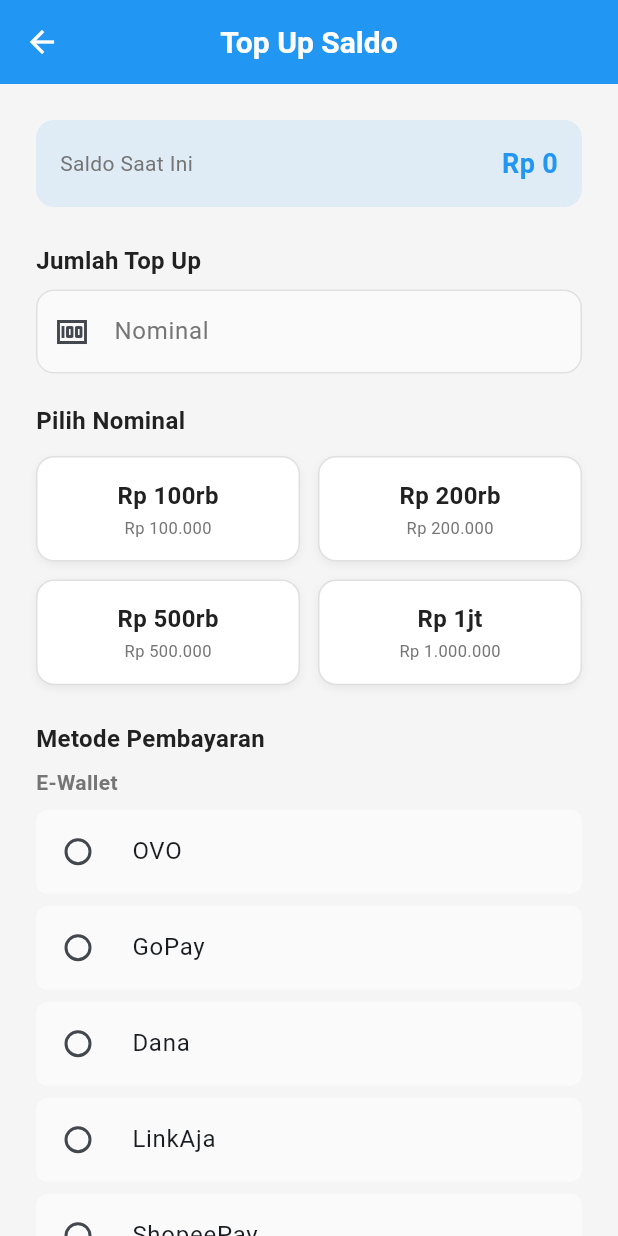
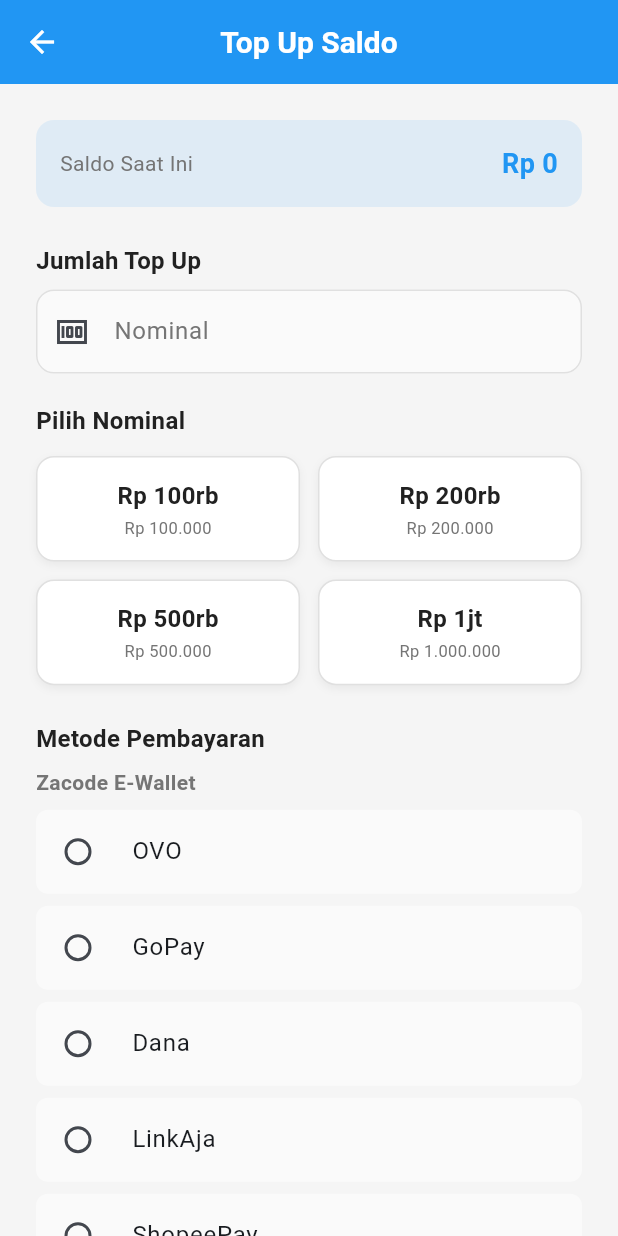
Before and after one commit to Sanjaee/MOBILE-Ewallet-Xendit, a Flutter app: the TopupScreen screen opened directly, on a phone screen of 412 x 824 dp. Run offline on Flutter 3.47's test engine with Material 3 defaults, Android fonts, the phone set to English and light mode, and no system bars; our stand-ins replace flutter_local_notifications, flutter_spinkit, pinput, shared_preferences, webview_flutter; accounts and stored records are empty; Roboto replaces fonts that are missing (Poppins).

Commit message:
update title

```diff
--- a/lib/main.dart
+++ b/lib/main.dart
@@ -28,7 +28,7 @@ class MyApp extends StatelessWidget {
         ChangeNotifierProvider(create: (_) => WalletProvider()),
       ],
       child: MaterialApp(
-        title: 'E-Wallet App',
+        title: 'Zacode E-Wallet App',
         theme: ThemeData(
           primaryColor: AppColors.primary,
           scaffoldBackgroundColor: AppColors.background,
--- a/lib/screens/splash_screen.dart
+++ b/lib/screens/splash_screen.dart
@@ -51,7 +51,7 @@ class _SplashScreenState extends State<SplashScreen> {
             ),
             SizedBox(height: 30),
             Text(
-              'E-Wallet',
+              'Zacode E-Wallet',
               style: TextStyle(
                 fontSize: 32,
                 fontWeight: FontWeight.bold,
--- a/lib/screens/topup/topup_screen.dart
+++ b/lib/screens/topup/topup_screen.dart
@@ -279,7 +279,7 @@ class _TopupScreenState extends State<TopupScreen> {
 
               // E-Wallet Options
               Text(
-                'E-Wallet',
+                'Zacode E-Wallet',
                 style: TextStyle(
                   fontSize: 14,
                   fontWeight: FontWeight.w600,
```
